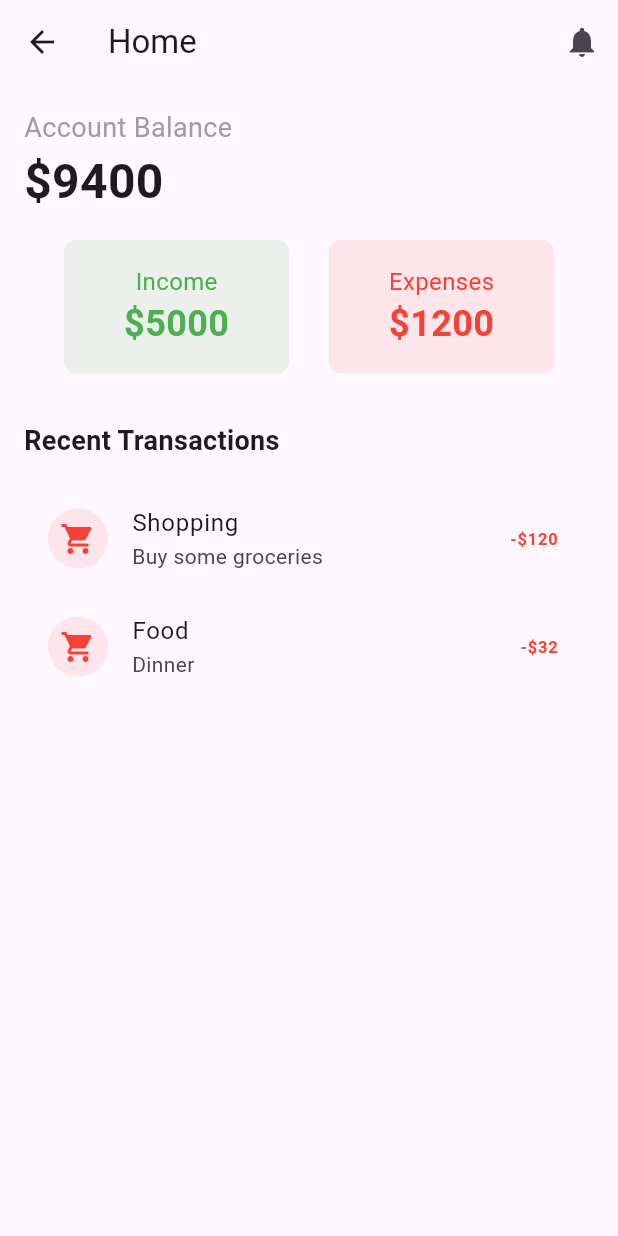
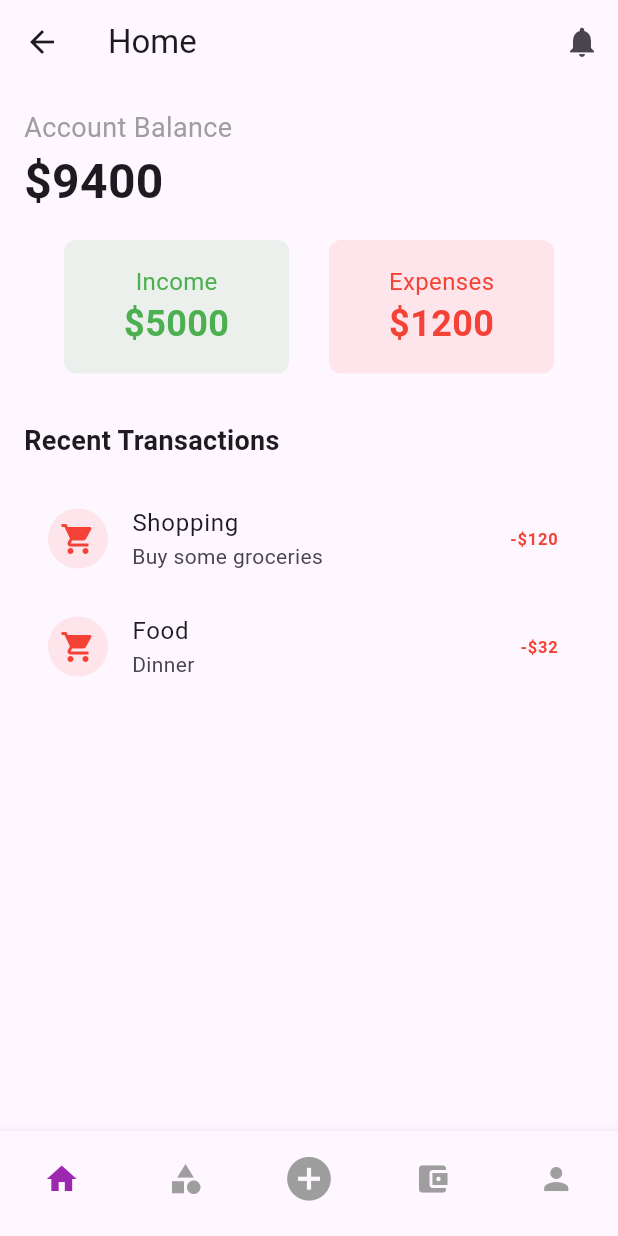
Before and after one commit to Alex-Bolgan/KPP, a Flutter app: the screen it shows after launch, after a tap on "Login", on a phone screen of 412 x 824 dp. Run offline on Flutter 3.47's test engine with Material 3 defaults, Android fonts, the phone set to English and light mode, and no system bars; our stand-ins replace firebase_core; accounts and stored records are empty.

```diff
--- a/expense_tracker/lib/main.dart
+++ b/expense_tracker/lib/main.dart
@@ -25,7 +25,7 @@ class LoginScreen extends StatelessWidget {
   Widget build(BuildContext context) {
     return Scaffold(
       appBar: AppBar(
-        title: Text('Login'),
+        title: const Text('Login'),
       ),
       body: Padding(
         padding: const EdgeInsets.all(16.0),
@@ -33,37 +33,38 @@ class LoginScreen extends StatelessWidget {
           mainAxisAlignment: MainAxisAlignment.center,
           children: [
             TextField(
-              decoration: InputDecoration(
+              decoration: const InputDecoration(
                 labelText: 'Username',
                 border: OutlineInputBorder(),
               ),
             ),
-            SizedBox(height: 16),
+            const SizedBox(height: 16),
             TextField(
               obscureText: true,
-              decoration: InputDecoration(
+              decoration: const InputDecoration(
                 labelText: 'Password',
                 border: OutlineInputBorder(),
               ),
             ),
-            SizedBox(height: 16),
+            const SizedBox(height: 16),
             ElevatedButton(
               onPressed: () {
+                // Navigates to BottomNavBar instead of HomeScreen
                 Navigator.push(
                   context,
-                  MaterialPageRoute(builder: (context) => HomeScreen()),
+                  MaterialPageRoute(builder: (context) => const BottomNavBar()),
                 );
               },
-              child: Text('Login'),
+              child: const Text('Login'),
             ),
             TextButton(
               onPressed: () {
                 Navigator.push(
                   context,
-                  MaterialPageRoute(builder: (context) => RegistrationScreen()),
+                  MaterialPageRoute(builder: (context) => const RegistrationScreen()),
                 );
               },
-              child: Text('Don\'t have an account? Register here'),
+              child: const Text('Don\'t have an account? Register here'),
             ),
           ],
         ),
@@ -79,7 +80,7 @@ class RegistrationScreen extends StatelessWidget {
   Widget build(BuildContext context) {
     return Scaffold(
       appBar: AppBar(
-        title: Text('Register'),
+        title: const Text('Register'),
       ),
       body: Padding(
         padding: const EdgeInsets.all(16.0),
@@ -87,33 +88,33 @@ class RegistrationScreen extends StatelessWidget {
           mainAxisAlignment: MainAxisAlignment.center,
           children: [
             TextField(
-              decoration: InputDecoration(
+              decoration: const InputDecoration(
                 labelText: 'Username',
                 border: OutlineInputBorder(),
               ),
             ),
-            SizedBox(height: 16),
+            const SizedBox(height: 16),
             TextField(
               obscureText: true,
-              decoration: InputDecoration(
+              decoration: const InputDecoration(
                 labelText: 'Password',
                 border: OutlineInputBorder(),
               ),
             ),
-            SizedBox(height: 16),
+            const SizedBox(height: 16),
             TextField(
               obscureText: true,
-              decoration: InputDecoration(
+              decoration: const InputDecoration(
                 labelText: 'Confirm Password',
                 border: OutlineInputBorder(),
               ),
             ),
-            SizedBox(height: 16),
+            const SizedBox(height: 16),
             ElevatedButton(
               onPressed: () {
                 Navigator.pop(context);
               },
-              child: Text('Register'),
+              child: const Text('Register'),
             ),
           ],
         ),
@@ -126,21 +127,18 @@ class BottomNavBar extends StatefulWidget {
   const BottomNavBar({super.key});
 
   @override
-  _BottomNavBarState createState() {
-    return _BottomNavBarState();
-  }
+  _BottomNavBarState createState() => _BottomNavBarState();
 }
 
 class _BottomNavBarState extends State<BottomNavBar> {
   int _selectedIndex = 0;
 
-  // List of screens for each tab
   final List<Widget> _pages = [
-    HomeScreen(),
-    CategoriesScreen(),
-    AddTransactionScreen(),
-    AccountsScreen(),
-    ProfileScreen(),
+    const HomeScreen(),
+    const CategoriesScreen(),
+    const AddTransactionScreen(),
+    const AccountsScreen(),
+    const ProfileScreen(),
   ];
 
   void _onItemTapped(int index) {
@@ -156,7 +154,7 @@ class _BottomNavBarState extends State<BottomNavBar> {
       bottomNavigationBar: BottomNavigationBar(
         currentIndex: _selectedIndex,
         onTap: _onItemTapped,
-        items: [
+        items: const [
           BottomNavigationBarItem(
             icon: Icon(Icons.home),
             label: 'Home',
@@ -196,23 +194,23 @@ class HomeScreen extends StatelessWidget {
   Widget build(BuildContext context) {
     return Scaffold(
       appBar: AppBar(
-        title: Text('Home'),
-        actions: [IconButton(onPressed: () {}, icon: Icon(Icons.notifications))],
+        title: const Text('Home'),
+        actions: [IconButton(onPressed: () {}, icon: const Icon(Icons.notifications))],
       ),
       body: Padding(
         padding: const EdgeInsets.all(16.0),
         child: Column(
           crossAxisAlignment: CrossAxisAlignment.start,
           children: [
-            Text(
+            const Text(
               'Account Balance',
               style: TextStyle(fontSize: 18, color: Colors.grey),
             ),
-            Text(
+            const Text(
               '\$9400',
               style: TextStyle(fontSize: 32, fontWeight: FontWeight.bold),
             ),
-            SizedBox(height: 16),
+            const SizedBox(height: 16),
             Row(
               mainAxisAlignment: MainAxisAlignment.spaceEvenly,
               children: [
@@ -220,12 +218,12 @@ class HomeScreen extends StatelessWidget {
                 _buildCard('Expenses', '\$1200', Colors.red),
               ],
             ),
-            SizedBox(height: 32),
-            Text(
+            const SizedBox(height: 32),
+            const Text(
               'Recent Transactions',
               style: TextStyle(fontSize: 18, fontWeight: FontWeight.bold),
             ),
-            SizedBox(height: 16),
+            const SizedBox(height: 16),
             Expanded(
               child: ListView(
                 children: [
@@ -243,7 +241,7 @@ class HomeScreen extends StatelessWidget {
   Widget _buildCard(String title, String amount, Color color) {
     return Container(
       width: 150,
-      padding: EdgeInsets.all(16),
+      padding: const EdgeInsets.all(16),
       decoration: BoxDecoration(
         color: color.withOpacity(0.1),
         borderRadius: BorderRadius.circular(8),
@@ -273,6 +271,7 @@ class HomeScreen extends StatelessWidget {
   }
 }
 
+// Other screens (Categories, Add, Accounts, Profile) remain unchanged in your code.
 // Categories Screen
 class CategoriesScreen extends StatelessWidget {
   const CategoriesScreen({super.key});
--- a/expense_tracker/pubspec.yaml
+++ b/expense_tracker/pubspec.yaml
@@ -34,6 +34,9 @@ dependencies:
   # The following adds the Cupertino Icons font to your application.
   # Use with the CupertinoIcons class for iOS style icons.
   cupertino_icons: ^1.0.8
+
+  firebase_core: ^4.2.0
+  firebase_analytics: ^12.0.0
 
 dev_dependencies:
   flutter_test:
```
Also changed, not shown: expense_tracker/firebase.json (added), expense_tracker/lib/firebase_options.dart (added), expense_tracker/pubspec.lock, 6 other files.
